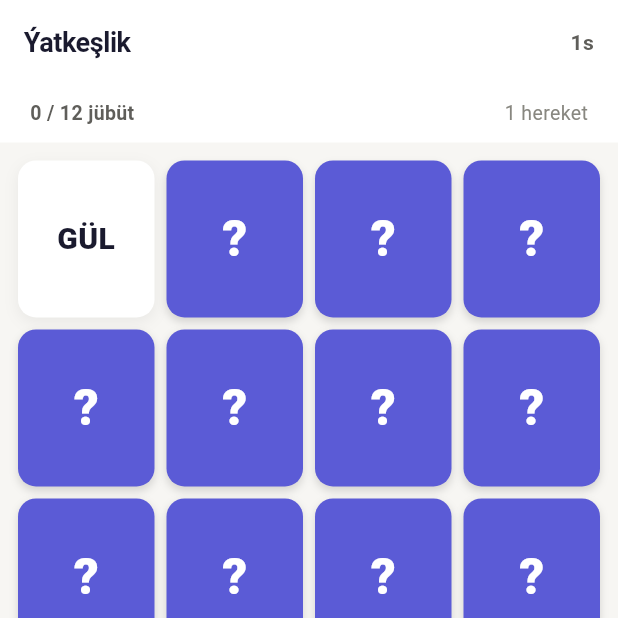
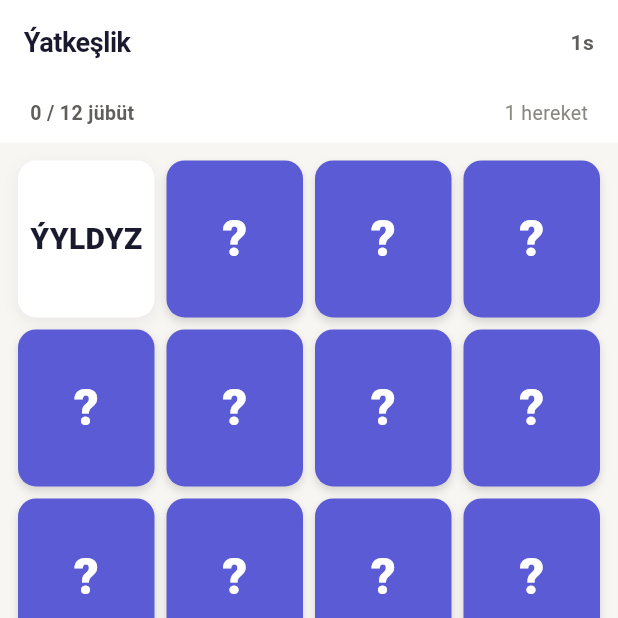
Before and after one commit to janabdiyev/sozbil-hangman-backend, a Flutter app: the YatkeslikScreen screen opened by its route, after a tap on an icon or button, on a phone screen of 412 x 824 dp, the top half of it. Run offline on Flutter 3.47's test engine with Material 3 defaults, Android fonts, the phone set to English and light mode, and no system bars; our stand-ins replace dio, flutter_riverpod, go_router, google_mobile_ads, share_plus, shared_preferences; accounts and stored records are empty; network calls fail.

Commit message:
feat: all games implemented + persistent disk media storage

```diff
--- a/sozbil_flutter/lib/screens/games/puzzle/puzzle_screen.dart
+++ b/sozbil_flutter/lib/screens/games/puzzle/puzzle_screen.dart
@@ -68,7 +68,7 @@ class _PuzzleScreenState extends ConsumerState<PuzzleScreen> {
 
     try {
       final api = ref.read(apiServiceProvider);
-      final images = await api.getPuzzleImages('jigsaw');
+      final images = await api.getPuzzleImages('puzzle');
       final valid = images.where((e) => e.imageUrl != null).toList();
 
       if (valid.isEmpty) {
--- a/sozbil_flutter/lib/screens/games/soz_zynjyry/soz_zynjyry_screen.dart
+++ b/sozbil_flutter/lib/screens/games/soz_zynjyry/soz_zynjyry_screen.dart
@@ -32,12 +32,13 @@ class _SozZynjyryScreenState extends ConsumerState<SozZynjyryScreen> {
   bool _gameOver = false;
   String? _errorMsg;
   Timer? _timer;
+  late final Future<Set<String>> _dictFuture;
 
-  @override
   @override
   void initState() {
     super.initState();
     _rewardedAd.load();
+    _dictFuture = _loadDictionary();
   }
 
   @override
@@ -204,7 +205,7 @@ class _SozZynjyryScreenState extends ConsumerState<SozZynjyryScreen> {
         ],
       ),
       body: FutureBuilder<Set<String>>(
-        future: _loadDictionary(),
+        future: _dictFuture,
         builder: (context, snap) {
           if (snap.connectionState == ConnectionState.waiting) {
             return const Center(child: CircularProgressIndicator(color: AppColors.primary));
--- a/sozbil_flutter/lib/screens/games/suysurme/suysurme_screen.dart
+++ b/sozbil_flutter/lib/screens/games/suysurme/suysurme_screen.dart
@@ -61,7 +61,7 @@ class _SuysurmeScreenState extends ConsumerState<SuysurmeScreen> {
     setState(() { _loading = true; _error = null; _solved = false; _showHint = false; });
 
     try {
-      final images = await ref.read(apiServiceProvider).getPuzzleImages('sliding');
+      final images = await ref.read(apiServiceProvider).getPuzzleImages('puzzle');
       final valid = images.where((e) => e.imageUrl != null).toList();
 
       if (valid.isEmpty) {
--- a/sozbil_flutter/lib/screens/games/yatkeslik/yatkeslik_screen.dart
+++ b/sozbil_flutter/lib/screens/games/yatkeslik/yatkeslik_screen.dart
@@ -8,8 +8,8 @@ import '../../../core/services/rewarded_ad_service.dart';
 import '../../../core/widgets/banner_ad_widget.dart';
 import '../../../providers/app_providers.dart';
 
-// ── All pairs (12 pairs = 24 cards = 6 rows × 4) ──────────────────────────────
-const _allPairs = [
+// ── Full pair pool — 12 random pairs picked each game ─────────────────────────
+const _pairPool = [
   ('🦅', 'BÜRGÜT'),
   ('☀️', 'GÜN'),
   ('🏔️', 'DAG'),
@@ -18,11 +18,21 @@ const _allPairs = [
   ('⭐', 'ÝYLDYZ'),
   ('💧', 'SUW'),
   ('🏠', 'ÖÝ'),
-  ('🦁', 'ARYSLAN'),
+  ('🦁', 'ARSLAN'),
   ('🌲', 'AGAÇ'),
   ('🐟', 'BALYK'),
   ('🔥', 'ALAW'),
+  ('🐎', 'AT'),
+  ('🌙', 'AÝ'),
+  ('❄️', 'GAR'),
+  ('💨', 'ÝEL'),
+  ('🍎', 'ALMA'),
+  ('🐦', 'GUŞ'),
+  ('❤️', 'ÝÜREK'),
+  ('⚡', 'ÝYLDYRYM'),
 ];
+
+const _pairsPerGame = 12;
 
 class YatkeslikScreen extends ConsumerStatefulWidget {
   const YatkeslikScreen({super.key});
@@ -83,8 +93,9 @@ class _YatkeslikScreenState extends ConsumerState<YatkeslikScreen> {
   }
 
   void _initGame() {
-    // Use all 12 pairs
-    final pairs = List.of(_allPairs)..shuffle();
+    // Pick _pairsPerGame random pairs from the full pool
+    final pool = List.of(_pairPool)..shuffle();
+    final pairs = pool.take(_pairsPerGame).toList();
     final cards = <_Card>[];
     for (int i = 0; i < pairs.length; i++) {
       cards.add(_Card(id: i * 2,     pairId: i, isEmoji: true,  emoji: pairs[i].$1, word: pairs[i].$2));
@@ -165,7 +176,7 @@ class _YatkeslikScreenState extends ConsumerState<YatkeslikScreen> {
         playerUuid: uuid,
         gameType: 'yatkeslik',
         won: true,
-        wrongGuesses: (_moves - _allPairs.length).clamp(0, 99),
+        wrongGuesses: (_moves - _pairsPerGame).clamp(0, 99),
       );
       ref.read(playerProvider.notifier).refresh();
     } catch (_) {}
@@ -236,7 +247,7 @@ class _YatkeslikScreenState extends ConsumerState<YatkeslikScreen> {
                 child: Row(
                   children: [
                     Text(
-                      '${_matched.length ~/ 2} / ${_allPairs.length} jübüt',
+                      '${_matched.length ~/ 2} / ${_pairsPerGame} jübüt',
                       style: const TextStyle(
                         fontSize: 13,
                         fontWeight: FontWeight.w600,
@@ -284,7 +295,7 @@ class _YatkeslikScreenState extends ConsumerState<YatkeslikScreen> {
   }
 
   Widget _buildWin() {
-    final score = (_allPairs.length * 100 - _moves * 2).clamp(0, 1200);
+    final score = (_pairsPerGame * 100 - _moves * 2).clamp(0, 1200);
     return Padding(
       padding: const EdgeInsets.all(32),
       child: Column(
@@ -347,12 +358,6 @@ class _CardWidget extends StatelessWidget {
 
   @override
   Widget build(BuildContext context) {
-    // Scale emoji/text relative to card size
-    final emojiFontSize = cardSize * 0.42;
-    final wordFontSize = card.word.length > 6
-        ? cardSize * 0.18
-        : cardSize * 0.22;
-
     return GestureDetector(
       onTap: isFlipped ? null : onTap,
       child: AnimatedContainer(
@@ -379,18 +384,23 @@ class _CardWidget extends StatelessWidget {
         child: Center(
           child: isFlipped
               ? (card.isEmoji
-                  ? Text(card.emoji, style: TextStyle(fontSize: emojiFontSize))
+                  ? Text(card.emoji,
+                      style: TextStyle(fontSize: cardSize * 0.42))
                   : Padding(
-                      padding: const EdgeInsets.all(4),
-                      child: Text(
-                        card.word,
-                        style: TextStyle(
-                          fontSize: wordFontSize,
-                          fontWeight: FontWeight.w800,
-                          color: isMatched ? AppColors.success : AppColors.textPrimary,
-                          height: 1.1,
+                      padding: const EdgeInsets.symmetric(horizontal: 6),
+                      child: FittedBox(
+                        fit: BoxFit.scaleDown,
+                        child: Text(
+                          card.word,
+                          style: TextStyle(
+                            fontSize: cardSize * 0.22,
+                            fontWeight: FontWeight.w800,
+                            color: isMatched
+                                ? AppColors.success
+                                : AppColors.textPrimary,
+                          ),
+                          maxLines: 1,
                         ),
-                        textAlign: TextAlign.center,
                       ),
                     ))
               : Text(
```
Also changed, not shown: sozbil_flutter/lib/screens/games/krosword/krosword_screen.dart (+58 -24 lines), sozbil_flutter/lib/screens/games/nanogram/nanogram_screen.dart (+45 -34 lines).
